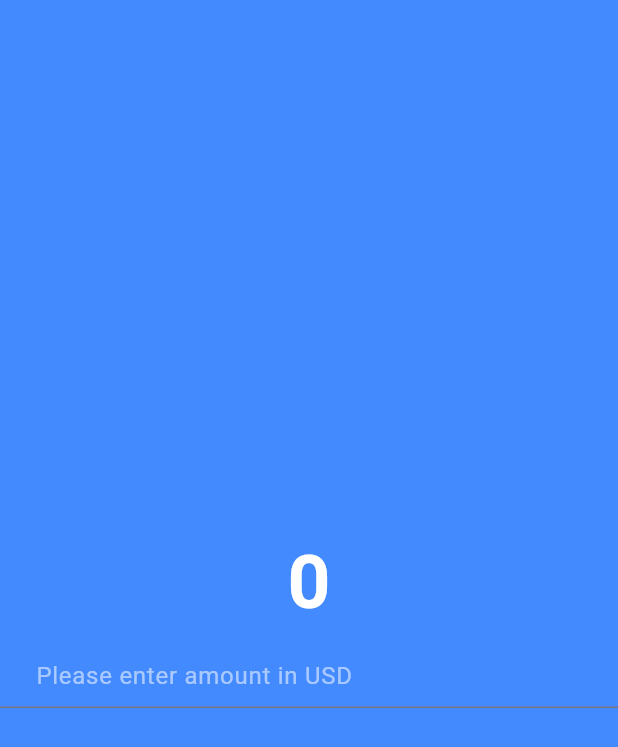
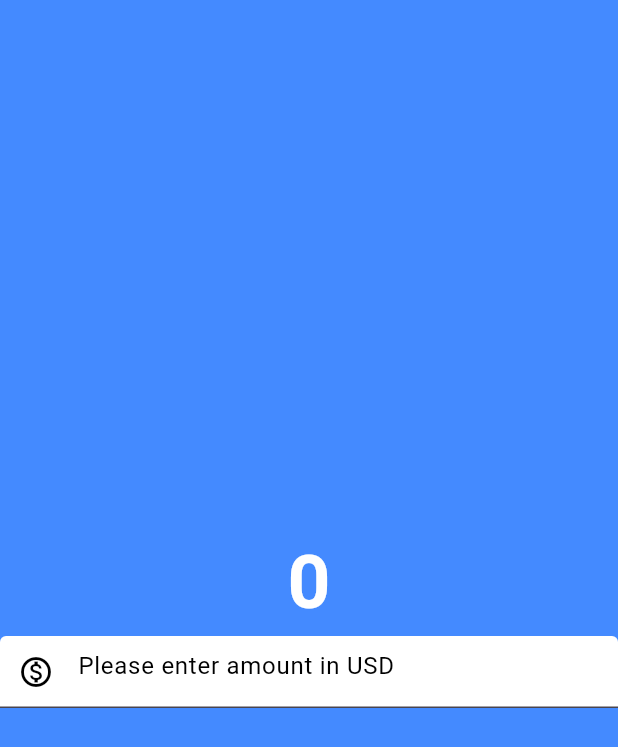
Before and after one commit to Shaun-Titus/currency_converter, a Flutter app: the screen it shows after launch, on a phone screen of 412 x 824 dp. Shown: the top 747 px of the screen. Run offline on Flutter 3.47's test engine with Material 3 defaults, Android fonts, the phone set to English and light mode, and no system bars.

```diff
--- a/lib/currency_converter_material_page.dart
+++ b/lib/currency_converter_material_page.dart
@@ -21,9 +21,17 @@ class CurrencyConverterMaterialPage extends StatelessWidget {
                 decoration: InputDecoration(
                   hintText: "Please enter amount in USD",
                   hintStyle: TextStyle(
-                    color: Colors.white54
+                    color: Colors.black,
+                        ),
+                  prefixIcon: Icon(Icons.monetization_on_outlined),
+                  prefixIconColor: Colors.black,
+                  filled: true,
+                  fillColor: Colors.white,
+                  focusedBorder: OutlineInputBorder(
+                    borderSide: BorderSide(
+                      color: Colors.white,
+                    ),
                   ),
-                  prefix: Icon(Icons.monetization_on),
                  ),
                ),
               ], // children
```
